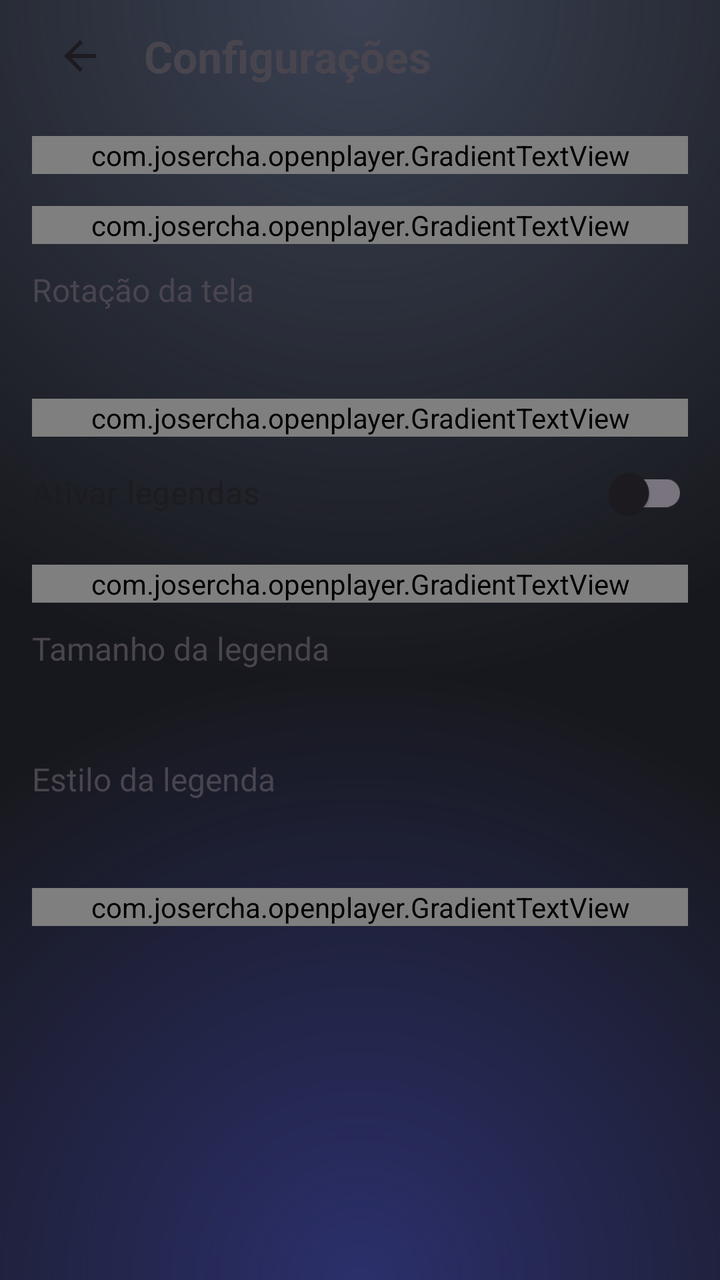
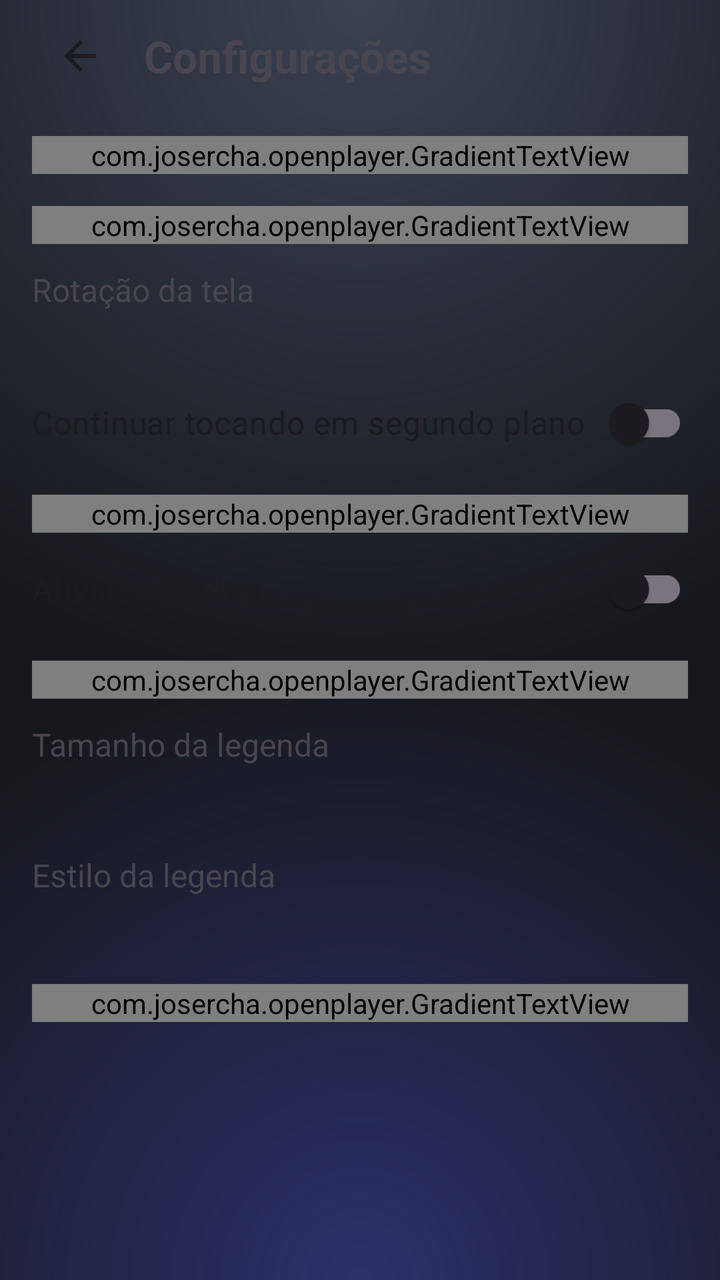

Before-and-after screenshots of an Android layout around one commit, followed by the original layout XML and the change that was made.
<!-- AndroidManifest.xml: application theme Theme.OpenPlayer -->
<!-- res/layout/activity_settings.xml -->
<?xml version="1.0" encoding="utf-8"?>
<layout xmlns:android="http://schemas.android.com/apk/res/android">
    <ScrollView
        android:layout_width="match_parent"
        android:layout_height="match_parent">

        <LinearLayout
            android:layout_width="match_parent"
            android:layout_height="wrap_content"
            android:orientation="vertical"
            android:paddingHorizontal="16dp"
            android:paddingBottom="24dp">

            <LinearLayout
                android:layout_width="match_parent"
                android:layout_height="56dp"
                android:gravity="center_vertical"
                android:orientation="horizontal">

                <ImageButton
                    android:id="@+id/btnBack"
                    android:layout_width="48dp"
                    android:layout_height="48dp"
                    android:background="?attr/selectableItemBackgroundBorderless"
                    android:contentDescription="@string/back"
                    android:src="@drawable/ic_arrow_back"
                    android:tint="?attr/colorOnSurface" />

                <TextView
                    android:layout_width="0dp"
                    android:layout_height="wrap_content"
                    android:layout_marginStart="8dp"
                    android:layout_weight="1"
                    android:text="@string/menu_settings"
                    android:textSize="22sp"
                    android:textStyle="bold" />
            </LinearLayout>

            <com.josercha.openplayer.GradientTextView
                android:layout_width="match_parent"
                android:layout_height="wrap_content"
                android:layout_marginTop="12dp"
                android:text="@string/settings_group"
                android:textSize="14sp"
                android:textStyle="bold" />

            <com.josercha.openplayer.GradientTextView
                android:layout_width="match_parent"
                android:layout_height="wrap_content"
                android:layout_marginTop="16dp"
                android:text="@string/settings_video"
                android:textSize="14sp"
                android:textStyle="bold" />

            <LinearLayout
                android:id="@+id/rowRotation"
                android:layout_width="match_parent"
                android:layout_height="wrap_content"
                android:background="?attr/selectableItemBackground"
                android:orientation="vertical"
                android:paddingVertical="12dp">

                <TextView
                    android:layout_width="match_parent"
                    android:layout_height="wrap_content"
                    android:text="@string/settings_rotation"
                    android:textSize="16sp" />

                <TextView
                    android:id="@+id/rotationValue"
                    android:layout_width="match_parent"
                    android:layout_height="wrap_content"
                    android:layout_marginTop="2dp"
                    android:alpha="0.7"
                    android:textSize="13sp" />
            </LinearLayout>

            <com.josercha.openplayer.GradientTextView
                android:layout_width="match_parent"
                android:layout_height="wrap_content"
                android:layout_marginTop="12dp"
                android:text="@string/settings_subtitles"
                android:textSize="14sp"
                android:textStyle="bold" />

            <androidx.appcompat.widget.SwitchCompat
                android:id="@+id/switchSubs"
                android:layout_width="match_parent"
                android:layout_height="wrap_content"
                android:layout_marginTop="4dp"
                android:minHeight="48dp"
                android:text="@string/settings_subs_enable"
                android:textSize="16sp" />

            <com.josercha.openplayer.GradientTextView
                android:layout_width="match_parent"
                android:layout_height="wrap_content"
                android:layout_marginTop="12dp"
                android:text="@string/settings_subs_render"
                android:textSize="14sp"
                android:textStyle="bold" />

            <LinearLayout
                android:id="@+id/rowSubSize"
                android:layout_width="match_parent"
                android:layout_height="wrap_content"
                android:background="?attr/selectableItemBackground"
                android:orientation="vertical"
                android:paddingVertical="12dp">

                <TextView
                    android:layout_width="match_parent"
                    android:layout_height="wrap_content"
                    android:text="@string/settings_sub_size"
                    android:textSize="16sp" />

                <TextView
                    android:id="@+id/subSizeValue"
                    android:layout_width="match_parent"
                    android:layout_height="wrap_content"
                    android:layout_marginTop="2dp"
                    android:alpha="0.7"
                    android:textSize="13sp" />
            </LinearLayout>

            <LinearLayout
                android:id="@+id/rowSubStyle"
                android:layout_width="match_parent"
                android:layout_height="wrap_content"
                android:background="?attr/selectableItemBackground"
                android:orientation="vertical"
                android:paddingVertical="12dp">

                <TextView
                    android:layout_width="match_parent"
                    android:layout_height="wrap_content"
                    android:text="@string/settings_sub_style"
                    android:textSize="16sp" />

                <TextView
                    android:id="@+id/subStyleValue"
                    android:layout_width="match_parent"
                    android:layout_height="wrap_content"
                    android:layout_marginTop="2dp"
                    android:alpha="0.7"
                    android:textSize="13sp" />
            </LinearLayout>

            <com.josercha.openplayer.GradientTextView
                android:layout_width="match_parent"
                android:layout_height="wrap_content"
                android:layout_marginTop="12dp"
                android:text="@string/settings_about"
                android:textSize="14sp"
                android:textStyle="bold" />

            <LinearLayout
                android:id="@+id/rowAbout"
                android:layout_width="match_parent"
                android:layout_height="wrap_content"
                android:background="?attr/selectableItemBackground"
                android:orientation="vertical"
                android:paddingVertical="12dp">

                <TextView
                    android:id="@+id/aboutName"
                    android:layout_width="match_parent"
                    android:layout_height="wrap_content"
                    android:textSize="16sp" />
            </LinearLayout>
        </LinearLayout>
    </ScrollView>
</layout>
<!-- resources referenced by this layout -->
<resources>
  <!-- drawable ic_arrow_back (drawable) -->
  <vector xmlns:android="http://schemas.android.com/apk/res/android"
      android:width="24dp"
      android:height="24dp"
      android:viewportWidth="24"
      android:viewportHeight="24"
      android:tint="?attr/colorControlNormal">
      <path android:fillColor="@android:color/white" android:pathData="M20,11H7.83l5.59,-5.59L12,4l-8,8 8,8 1.41,-1.41L7.83,13H20v-2z" />
  </vector>
  <string name="back">Voltar</string>
  <string name="menu_settings">Configurações</string>
  <string name="settings_about">Sobre o app</string>
  <string name="settings_group">Vídeo e legenda</string>
  <string name="settings_rotation">Rotação da tela</string>
  <string name="settings_sub_size">Tamanho da legenda</string>
  <string name="settings_sub_style">Estilo da legenda</string>
  <string name="settings_subs_enable">Ativar legendas</string>
  <string name="settings_subs_render">Renderização de legendas</string>
  <string name="settings_subtitles">Legendas</string>
  <string name="settings_video">Vídeo</string>
  <style name="Theme.OpenPlayer" parent="Theme.Material3.DayNight.NoActionBar">
          <item name="android:colorBackground">@color/app_bg</item>
          <item name="android:windowBackground">@drawable/base_bg</item>
          <item name="android:statusBarColor">@android:color/transparent</item>
          <item name="android:navigationBarColor">@android:color/transparent</item>
          <item name="android:windowLightStatusBar">false</item>
      </style>
  <color name="app_bg">#0B0B0E</color>
  <!-- drawable base_bg (drawable) -->
  <?xml version="1.0" encoding="utf-8"?>
  <layer-list xmlns:android="http://schemas.android.com/apk/res/android">
      <item>
          <shape android:shape="rectangle">
              <solid android:color="#17181D" />
          </shape>
      </item>
      
      <item>
          <shape android:shape="rectangle">
              <gradient
                  android:centerX="0.5"
                  android:centerY="0.0"
                  android:endColor="#00000000"
                  android:gradientRadius="95%p"
                  android:startColor="#3A4152"
                  android:type="radial" />
          </shape>
      </item>
      
      <item>
          <shape android:shape="rectangle">
              <gradient
                  android:centerX="0.5"
                  android:centerY="1.0"
                  android:endColor="#00000000"
                  android:gradientRadius="85%p"
                  android:startColor="#2B2F6B"
                  android:type="radial" />
          </shape>
      </item>
  </layer-list>
</resources>

<!-- the commit's change to res/layout/activity_settings.xml (unified diff, before → after) -->
@@ -74,6 +74,14 @@
                     android:alpha="0.7"
                     android:textSize="13sp" />
             </LinearLayout>
+
+            <androidx.appcompat.widget.SwitchCompat
+                android:id="@+id/switchBgPlay"
+                android:layout_width="match_parent"
+                android:layout_height="wrap_content"
+                android:minHeight="48dp"
+                android:text="@string/settings_bg_play"
+                android:textSize="16sp" />
 
             <com.josercha.openplayer.GradientTextView
                 android:layout_width="match_parent"
<!-- resource entries referenced after the edit -->
@@ -12,6 +12,7 @@
   <string name="back">Voltar</string>
   <string name="menu_settings">Configurações</string>
   <string name="settings_about">Sobre o app</string>
+  <string name="settings_bg_play">Continuar tocando em segundo plano</string>
   <string name="settings_group">Vídeo e legenda</string>
   <string name="settings_rotation">Rotação da tela</string>
   <string name="settings_sub_size">Tamanho da legenda</string>
